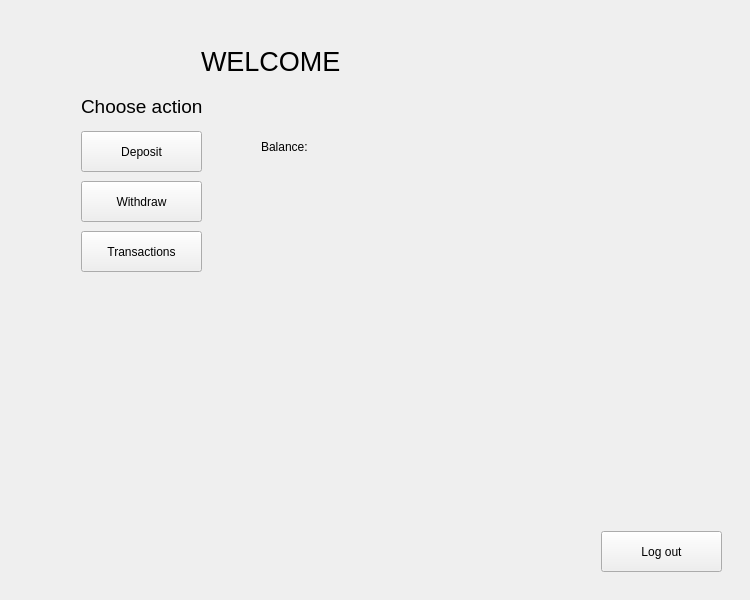
Above: bank-automat/gui/accountview.ui from 25kmo-project/group_11 before the change. Below: the same form after it.
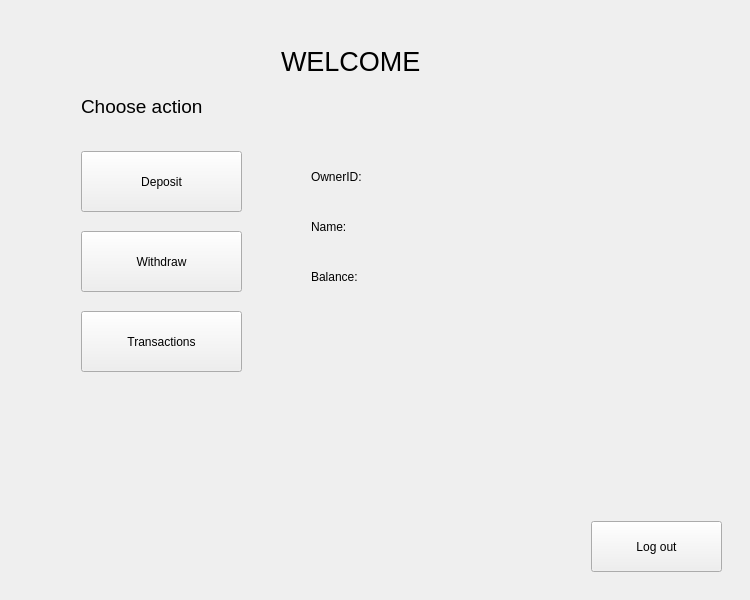
That is the form after the change.

```diff
--- a/bank-automat/gui/accountview.ui
+++ b/bank-automat/gui/accountview.ui
@@ -26,9 +26,9 @@
       <widget class="QLabel" name="labelBalance">
        <property name="geometry">
         <rect>
-         <x>330</x>
-         <y>120</y>
-         <width>71</width>
+         <x>390</x>
+         <y>250</y>
+         <width>151</width>
          <height>31</height>
         </rect>
        </property>
@@ -40,9 +40,9 @@
        <property name="geometry">
         <rect>
          <x>70</x>
-         <y>170</y>
-         <width>121</width>
-         <height>41</height>
+         <y>220</y>
+         <width>161</width>
+         <height>61</height>
         </rect>
        </property>
        <property name="text">
@@ -52,7 +52,7 @@
       <widget class="QLabel" name="title">
        <property name="geometry">
         <rect>
-         <x>190</x>
+         <x>270</x>
          <y>30</y>
          <width>241</width>
          <height>41</height>
@@ -71,9 +71,9 @@
        <property name="geometry">
         <rect>
          <x>70</x>
-         <y>220</y>
-         <width>121</width>
-         <height>41</height>
+         <y>300</y>
+         <width>161</width>
+         <height>61</height>
         </rect>
        </property>
        <property name="text">
@@ -83,10 +83,10 @@
       <widget class="QPushButton" name="btnLogout">
        <property name="geometry">
         <rect>
-         <x>590</x>
-         <y>520</y>
-         <width>121</width>
-         <height>41</height>
+         <x>580</x>
+         <y>510</y>
+         <width>131</width>
+         <height>51</height>
         </rect>
        </property>
        <property name="text">
@@ -96,9 +96,9 @@
       <widget class="QLabel" name="label_2">
        <property name="geometry">
         <rect>
-         <x>250</x>
-         <y>120</y>
-         <width>71</width>
+         <x>300</x>
+         <y>250</y>
+         <width>81</width>
          <height>31</height>
         </rect>
        </property>
@@ -109,8 +109,8 @@
       <widget class="QLabel" name="labelInfo">
        <property name="geometry">
         <rect>
-         <x>70</x>
-         <y>270</y>
+         <x>60</x>
+         <y>330</y>
          <width>261</width>
          <height>41</height>
         </rect>
@@ -141,15 +141,67 @@
        <property name="geometry">
         <rect>
          <x>70</x>
-         <y>120</y>
-         <width>121</width>
-         <height>41</height>
+         <y>140</y>
+         <width>161</width>
+         <height>61</height>
         </rect>
        </property>
        <property name="text">
         <string>Deposit</string>
        </property>
       </widget>
+      <widget class="QLabel" name="hint2">
+       <property name="geometry">
+        <rect>
+         <x>300</x>
+         <y>150</y>
+         <width>81</width>
+         <height>31</height>
+        </rect>
+       </property>
+       <property name="text">
+        <string>OwnerID:</string>
+       </property>
+      </widget>
+      <widget class="QLabel" name="hint3">
+       <property name="geometry">
+        <rect>
+         <x>300</x>
+         <y>200</y>
+         <width>81</width>
+         <height>31</height>
+        </rect>
+       </property>
+       <property name="text">
+        <string>Name:</string>
+       </property>
+      </widget>
+      <widget class="QLabel" name="labelOwnerId">
+       <property name="geometry">
+        <rect>
+         <x>390</x>
+         <y>150</y>
+         <width>151</width>
+         <height>31</height>
+        </rect>
+       </property>
+       <property name="text">
+        <string/>
+       </property>
+      </widget>
+      <widget class="QLabel" name="labelOwnerFullName">
+       <property name="geometry">
+        <rect>
+         <x>390</x>
+         <y>200</y>
+         <width>151</width>
+         <height>31</height>
+        </rect>
+       </property>
+       <property name="text">
+        <string/>
+       </property>
+      </widget>
      </widget>
     </widget>
    </item>
```
Left out of the diff: 2 changed lines with no effect on the pictures.
